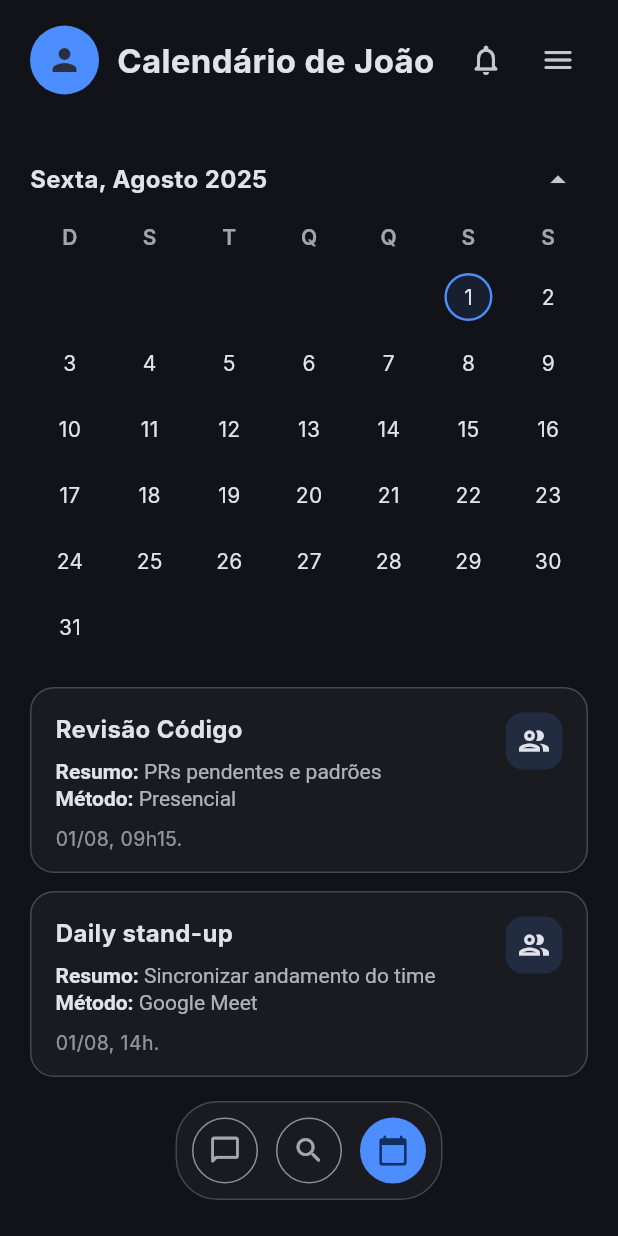
After one commit to otaviocarva7ho/agendai, a Flutter app: the CalendarPage screen opened by its route, on a phone screen of 412 x 824 dp. The commit adds this screen. Run offline on Flutter 3.47's test engine with Material 3 defaults, Android fonts, the phone set to English and light mode, and no system bars; Roboto replaces fonts that are missing (Inter).

Commit message:
calendar root page

```diff
--- a/lib/main.dart
+++ b/lib/main.dart
@@ -1,5 +1,6 @@
 import 'package:flutter/material.dart';
 import 'package:agendai/presentation/pages/initial.dart';
+import 'package:agendai/presentation/pages/calendar.dart';
 
 void main() => runApp(const MeetingApp());
 
@@ -24,6 +25,9 @@ class MeetingApp extends StatelessWidget {
         ),
       ),
       home: const InitialPage(),
+      routes: {
+        '/calendar': (_) => const CalendarPage(),
+      }
       // ou rotas:
       // routes: { InitialPage.route: (_) => const InitialPage(), },
     );
--- /dev/null
+++ b/lib/presentation/pages/calendar.dart
@@ -0,0 +1,580 @@
+import 'package:flutter/material.dart';
+import 'dart:math' as math;
+
+// ----------------------------- PAGE -----------------------------
+
+class CalendarPage extends StatefulWidget {
+  const CalendarPage({super.key});
+
+  @override
+  State<CalendarPage> createState() => _CalendarPageState();
+}
+
+class _CalendarPageState extends State<CalendarPage> {
+  DateTime mesBase = DateTime(2025, 8, 1); // Agosto 2025
+  DateTime? selecionado = DateTime(2025, 8, 1);
+
+  @override
+  Widget build(BuildContext context) {
+    final cs = Theme.of(context).colorScheme;
+
+    final compromissos = _fakeCompromissos(selecionado ?? mesBase);
+
+    return Scaffold(
+      backgroundColor: cs.background,
+      body: SafeArea(
+        bottom: false,
+        child: Center(
+          child: ConstrainedBox(
+            constraints: const BoxConstraints(maxWidth: 420),
+            child: Container(
+              color: cs.surface,
+              child: Stack(
+                children: [
+                  CustomScrollView(
+                    slivers: [
+                      SliverToBoxAdapter(
+                        child: _Header(
+                          onBell: () {},
+                          onMenu: () {},
+                        ),
+                      ),
+                      SliverPadding(
+                        padding: const EdgeInsets.fromLTRB(20, 18, 20, 8),
+                        sliver: SliverToBoxAdapter(
+                          child: _MesTitulo(
+                            data: selecionado ?? mesBase,
+                            onAbrirMes: () {},
+                          ),
+                        ),
+                      ),
+                      SliverPadding(
+                        padding: const EdgeInsets.symmetric(horizontal: 20),
+                        sliver: SliverToBoxAdapter(
+                          child: _CalendarioGrid(
+                            month: mesBase,
+                            selecionado: selecionado,
+                            onDiaTap: (d) => setState(() => selecionado = d),
+                          ),
+                        ),
+                      ),
+                      SliverPadding(
+                        padding: const EdgeInsets.fromLTRB(20, 18, 20, 8),
+                        sliver: compromissos.isEmpty
+                            ? SliverToBoxAdapter(
+                                child: _VazioCard(date: selecionado),
+                              )
+                            : SliverList.separated(
+                                itemBuilder: (_, i) {
+                                  final r = compromissos[i];
+                                  return _ReuniaoCard(
+                                    titulo: r.titulo,
+                                    resumo: r.resumo,
+                                    metodo: r.metodo,
+                                    dataCurta: _formataCurto(r.inicio),
+                                  );
+                                },
+                                separatorBuilder: (_, __) =>
+                                    const SizedBox(height: 12),
+                                itemCount: compromissos.length,
+                              ),
+                      ),
+                      const SliverPadding(
+                        padding: EdgeInsets.only(bottom: 140),
+                      ),
+                    ],
+                  ),
+                  const _DockFlutuante(),
+                ],
+              ),
+            ),
+          ),
+        ),
+      ),
+    );
+  }
+}
+
+// ----------------------------- MODELO & DADOS FAKE -----------------------------
+
+class Reuniao {
+  final String titulo;
+  final String resumo;
+  final String metodo;
+  final DateTime inicio;
+  Reuniao({
+    required this.titulo,
+    required this.resumo,
+    required this.metodo,
+    required this.inicio,
+  });
+}
+
+/// Gera compromissos determinísticos "de mentirinha" a partir do dia tocado.
+/// Assim, praticamente todo dia tem algo diferente — sem depender de rede/BD.
+List<Reuniao> _fakeCompromissos(DateTime d) {
+  // normaliza
+  d = DateTime(d.year, d.month, d.day);
+
+  // Alguns dias especiais com agenda “personalizada”
+  final especiais = <DateTime, List<Reuniao>>{
+    DateTime(2025, 8, 23): [
+      Reuniao(
+        titulo: 'Reunião com João',
+        resumo: 'Tratar assuntos da criação do aplicativo',
+        metodo: 'Google Meet',
+        inicio: DateTime(2025, 8, 23, 17, 00),
+      ),
+      Reuniao(
+        titulo: 'Reunião com Ruan',
+        resumo: 'Alinhar backlog e prazos do sprint',
+        metodo: 'Google Meet',
+        inicio: DateTime(2025, 8, 23, 18, 00),
+      ),
+    ],
+    DateTime(2025, 8, 5): [
+      Reuniao(
+        titulo: 'Kickoff Design',
+        resumo: 'Definir identidade visual e fluxos críticos',
+        metodo: 'Presencial',
+        inicio: DateTime(2025, 8, 5, 10, 30),
+      ),
+    ],
+    DateTime(2025, 8, 12): [
+      Reuniao(
+        titulo: 'Revisão Sprint 3',
+        resumo: 'Apresentar entregas e métricas',
+        metodo: 'Google Meet',
+        inicio: DateTime(2025, 8, 12, 16, 00),
+      ),
+      Reuniao(
+        titulo: '1:1 com Maria',
+        resumo: 'Ajustar prioridades e tirar bloqueios',
+        metodo: 'Zoom',
+        inicio: DateTime(2025, 8, 12, 17, 15),
+      ),
+    ],
+  };
+
+  if (especiais.containsKey(d)) return especiais[d]!;
+
+  // Geração leve baseada no dia para “variar” a agenda
+  final seed = d.millisecondsSinceEpoch ~/ (1000 * 60 * 60 * 24);
+  final rnd = math.Random(seed);
+
+  final count = rnd.nextInt(3); // 0..2 compromissos
+  return List.generate(count, (i) {
+    final hour = 9 + rnd.nextInt(8); // 9h..16h
+    final min = [0, 15, 30, 45][rnd.nextInt(4)];
+    final inicio = DateTime(d.year, d.month, d.day, hour, min);
+    final temas = [
+      ['Daily stand-up', 'Sincronizar andamento do time', 'Google Meet'],
+      ['Refinamento', 'Especificar histórias e critérios', 'Google Meet'],
+      ['Alinhamento Produto', 'Roadmap e trade-offs', 'Zoom'],
+      ['Revisão Código', 'PRs pendentes e padrões', 'Presencial'],
+      ['Cliente', 'Apresentar protótipo e próximos passos', 'Google Meet'],
+    ];
+    final t = temas[rnd.nextInt(temas.length)];
+    return Reuniao(titulo: t[0], resumo: t[1], metodo: t[2], inicio: inicio);
+  });
+}
+
+String _formataCurto(DateTime d) {
+  String two(int n) => n.toString().padLeft(2, '0');
+  return '${two(d.day)}/${two(d.month)}, ${two(d.hour)}h${d.minute == 0 ? '' : two(d.minute)}.';
+}
+
+// ----------------------------- COMPONENTES -----------------------------
+
+class _Header extends StatelessWidget {
+  final VoidCallback onBell;
+  final VoidCallback onMenu;
+  const _Header({required this.onBell, required this.onMenu});
+
+  @override
+  Widget build(BuildContext context) {
+    final cs = Theme.of(context).colorScheme;
+    return ClipRRect(
+      borderRadius: const BorderRadius.only(
+        bottomLeft: Radius.circular(28),
+        bottomRight: Radius.circular(28),
+      ),
+      child: Container(
+        padding: const EdgeInsets.fromLTRB(20, 16, 16, 18),
+        color: Colors.transparent,
+        child: Row(
+          children: [
+            Container(
+              width: 46,
+              height: 46,
+              decoration: BoxDecoration(
+                color: cs.secondary,
+                shape: BoxShape.circle,
+              ),
+              child: Icon(Icons.person, color: cs.onSecondary),
+            ),
+            const SizedBox(width: 12),
+            Expanded(
+              child: Text(
+                'Calendário de João',
+                style: TextStyle(
+                  fontSize: 22,
+                  fontWeight: FontWeight.w700,
+                  color: cs.onSurface,
+                ),
+              ),
+            ),
+            IconButton(
+              onPressed: onBell,
+              icon: const Icon(Icons.notifications_none_rounded),
+            ),
+            IconButton(
+              onPressed: onMenu,
+              icon: const Icon(Icons.menu_rounded),
+            ),
+          ],
+        ),
+      ),
+    );
+  }
+}
+
+class _MesTitulo extends StatelessWidget {
+  final DateTime data;
+  final VoidCallback onAbrirMes;
+  const _MesTitulo({required this.data, required this.onAbrirMes});
+
+  static const _meses = [
+    'Janeiro','Fevereiro','Março','Abril','Maio','Junho',
+    'Julho','Agosto','Setembro','Outubro','Novembro','Dezembro'
+  ];
+  static const _dias = [
+    'Domingo','Segunda','Terça','Quarta','Quinta','Sexta','Sábado'
+  ];
+
+  @override
+  Widget build(BuildContext context) {
+    final cs = Theme.of(context).colorScheme;
+    final titulo =
+        '${_dias[data.weekday % 7]}, ${_meses[data.month - 1]} ${data.year}';
+    return Row(
+      children: [
+        Text(
+          titulo,
+          style: TextStyle(
+            fontSize: 16,
+            fontWeight: FontWeight.w700,
+            color: cs.onSurface,
+          ),
+        ),
+        const Spacer(),
+        Transform.rotate(
+          angle: math.pi,
+          child: IconButton(
+            visualDensity: VisualDensity.compact,
+            onPressed: onAbrirMes,
+            icon: const Icon(Icons.arrow_drop_down),
+          ),
+        ),
+      ],
+    );
+  }
+}
+
+class _CalendarioGrid extends StatelessWidget {
+  final DateTime month;
+  final DateTime? selecionado;
+  final ValueChanged<DateTime> onDiaTap;
+
+  const _CalendarioGrid({
+    required this.month,
+    required this.selecionado,
+    required this.onDiaTap,
+  });
+
+  @override
+  Widget build(BuildContext context) {
+    final cs = Theme.of(context).colorScheme;
+    final firstDay = DateTime(month.year, month.month, 1);
+    final totalDays = DateTime(month.year, month.month + 1, 0).day;
+    final startWeekday = (firstDay.weekday) % 7;
+    final cells = startWeekday + totalDays;
+    final rows = (cells / 7.0).ceil();
+
+    const dias = ['D','S','T','Q','Q','S','S'];
+
+    return Column(
+      crossAxisAlignment: CrossAxisAlignment.start,
+      children: [
+        Row(
+          children: dias
+              .map((d) => Expanded(
+                    child: Center(
+                      child: Text(
+                        d,
+                        style: TextStyle(
+                          color: Theme.of(context)
+                              .colorScheme
+                              .onSurface
+                              .withOpacity(.7),
+                          fontWeight: FontWeight.w600,
+                        ),
+                      ),
+                    ),
+                  ))
+              .toList(),
+        ),
+        const SizedBox(height: 8),
+        Column(
+          children: List.generate(rows, (r) {
+            return Padding(
+              padding: const EdgeInsets.symmetric(vertical: 6),
+              child: Row(
+                children: List.generate(7, (c) {
+                  final index = r * 7 + c;
+                  final dayNum = index - startWeekday + 1;
+                  final inMonth = dayNum >= 1 && dayNum <= totalDays;
+                  final date =
+                      inMonth ? DateTime(month.year, month.month, dayNum) : null;
+                  final isSelected =
+                      date != null && selecionado != null &&
+                      date.year == selecionado!.year &&
+                      date.month == selecionado!.month &&
+                      date.day == selecionado!.day;
+
+                  return Expanded(
+                    child: Center(
+                      child: GestureDetector(
+                        onTap: date == null ? null : () => onDiaTap(date),
+                        child: Container(
+                          width: 32,
+                          height: 32,
+                          alignment: Alignment.center,
+                          decoration: BoxDecoration(
+                            shape: BoxShape.circle,
+                            border: isSelected
+                                ? Border.all(color: cs.primary, width: 1.6)
+                                : null,
+                            color: isSelected
+                                ? cs.primary.withOpacity(.10)
+                                : Colors.transparent,
+                          ),
+                          child: Text(
+                            inMonth ? '$dayNum' : '',
+                            style: TextStyle(color: cs.onSurface),
+                          ),
+                        ),
+                      ),
+                    ),
+                  );
+                }),
+              ),
+            );
+          }),
+        ),
+      ],
+    );
+  }
+}
+
+class _ReuniaoCard extends StatelessWidget {
+  final String titulo;
+  final String resumo;
+  final String metodo;
+  final String dataCurta;
+
+  const _ReuniaoCard({
+    required this.titulo,
+    required this.resumo,
+    required this.metodo,
+    required this.dataCurta,
+  });
+
+  @override
+  Widget build(BuildContext context) {
+    final cs = Theme.of(context).colorScheme;
+    return Container(
+      decoration: BoxDecoration(
+        color: cs.surfaceContainerLow,
+        borderRadius: BorderRadius.circular(16),
+        border: Border.all(color: cs.outlineVariant),
+      ),
+      padding: const EdgeInsets.fromLTRB(16, 16, 16, 12),
+      child: Row(
+        crossAxisAlignment: CrossAxisAlignment.start,
+        children: [
+          Expanded(
+            child: Column(
+              crossAxisAlignment: CrossAxisAlignment.start,
+              children: [
+                Text(
+                  titulo,
+                  style: TextStyle(
+                    fontSize: 16,
+                    fontWeight: FontWeight.w700,
+                    color: cs.onSurface,
+                  ),
+                ),
+                const SizedBox(height: 8),
+                RichText(
+                  text: TextSpan(
+                    style: TextStyle(
+                      color: cs.onSurface.withOpacity(.75),
+                      fontSize: 14,
+                    ),
+                    children: [
+                      TextSpan(
+                        text: 'Resumo: ',
+                        style: TextStyle(
+                          fontWeight: FontWeight.bold,
+                          color: cs.onSurface,
+                        ),
+                      ),
+                      TextSpan(text: resumo),
+                    ],
+                  ),
+                ),
+                const SizedBox(height: 2),
+                RichText(
+                  text: TextSpan(
+                    style: TextStyle(
+                      color: cs.onSurface.withOpacity(.75),
+                      fontSize: 14,
+                    ),
+                    children: [
+                      TextSpan(
+                        text: 'Método: ',
+                        style: TextStyle(
+                          fontWeight: FontWeight.bold,
+                          color: cs.onSurface,
+                        ),
+                      ),
+                      TextSpan(text: metodo),
+                    ],
+                  ),
+                ),
+                const SizedBox(height: 10),
+                Text(
+                  dataCurta,
+                  style: TextStyle(
+                    color: cs.onSurface.withOpacity(.6),
+                    fontSize: 13,
+                  ),
+                ),
+              ],
+            ),
+          ),
+          const SizedBox(width: 12),
+          Container(
+            width: 38,
+            height: 38,
+            decoration: BoxDecoration(
+              color: Theme.of(context)
+                  .colorScheme
+                  .primary
+                  .withOpacity(.15),
+              borderRadius: BorderRadius.circular(12),
+            ),
+            child: Icon(Icons.group_outlined, color: cs.onSurface),
+          ),
+        ],
+      ),
+    );
+  }
+}
+
+class _VazioCard extends StatelessWidget {
+  final DateTime? date;
+  const _VazioCard({this.date});
+
+  @override
+  Widget build(BuildContext context) {
+    final cs = Theme.of(context).colorScheme;
+    return Container(
+      decoration: BoxDecoration(
+        color: cs.surfaceContainerLow,
+        borderRadius: BorderRadius.circular(16),
+        border: Border.all(color: cs.outlineVariant),
+      ),
+      padding: const EdgeInsets.fromLTRB(16, 16, 16, 16),
+      child: Row(
+        children: [
+          Icon(Icons.event_busy, color: cs.onSurface.withOpacity(.8)),
+          const SizedBox(width: 12),
+          Expanded(
+            child: Text(
+              'Sem compromissos para este dia.',
+              style: TextStyle(color: cs.onSurface.withOpacity(.9)),
+            ),
+          ),
+        ],
+      ),
+    );
+  }
+}
+
+class _DockFlutuante extends StatelessWidget {
+  const _DockFlutuante();
+
+  @override
+  Widget build(BuildContext context) {
+    final cs = Theme.of(context).colorScheme;
+    return Positioned(
+      left: 0,
+      right: 0,
+      bottom: 24,
+      child: Center(
+        child: Container(
+          padding: const EdgeInsets.symmetric(horizontal: 10, vertical: 10),
+          decoration: BoxDecoration(
+            color: cs.surfaceContainerLow,
+            borderRadius: BorderRadius.circular(28),
+            border: Border.all(color: cs.outlineVariant),
+          ),
+          child: Row(
+            mainAxisSize: MainAxisSize.min,
+            children: const [
+              _MiniButton(icon: Icons.chat_bubble_outline_rounded),
+              SizedBox(width: 12),
+              _MiniButton(icon: Icons.search_rounded),
+              SizedBox(width: 12),
+              _MiniButton(
+                icon: Icons.calendar_today_rounded,
+                filled: true,
+              ),
+            ],
+          ),
+        ),
+      ),
+    );
+  }
+}
+
+class _MiniButton extends StatelessWidget {
+  final IconData icon;
+  final bool filled;
+  const _MiniButton({
+    required this.icon,
+    this.filled = false,
+  });
+
+  @override
+  Widget build(BuildContext context) {
+    final cs = Theme.of(context).colorScheme;
+    return Container(
+      width: 44,
+      height: 44,
+      alignment: Alignment.center,
+      decoration: BoxDecoration(
+        color: filled ? cs.primary : Colors.transparent,
+        borderRadius: BorderRadius.circular(22),
+        border: filled ? null : Border.all(color: cs.outline),
+      ),
+      child: Icon(
+        icon,
+        size: 22,
+        color: filled ? cs.onPrimary : cs.onSurface.withOpacity(.7),
+      ),
+    );
+  }
+}
```
